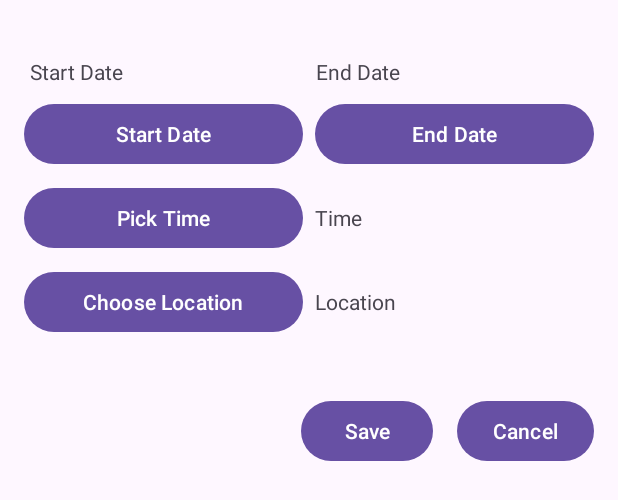
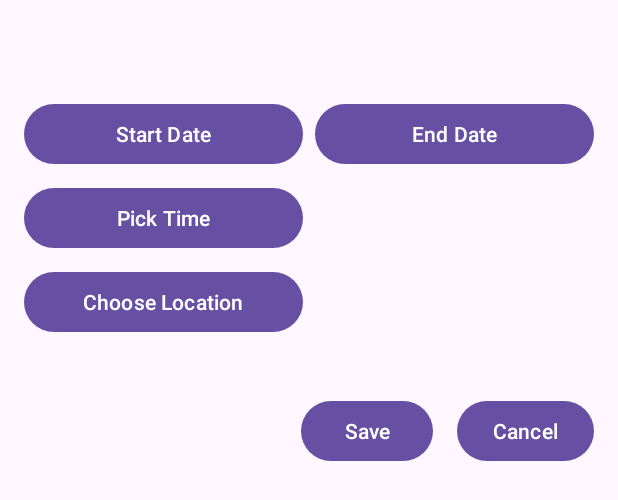
Before and after one commit to Rawan78/WeatherForecast, an Android app: the layout custom_dialog_alert_layout.xml on its own in the app's theme, with its tools: preview values and no code run, on a phone screen of 412 x 824 dp. Shown: the top 500 px of the screen. Run offline under Robolectric (Android 15) with nearby library versions, the phone set to English and light mode, and no system bars; network calls fail.

Commit message:
fix bugs in the alert

```diff
--- a/app/src/main/res/layout/activity_open_street_map.xml
+++ b/app/src/main/res/layout/activity_open_street_map.xml
@@ -30,7 +30,7 @@
         android:layout_height="wrap_content"
         android:layout_marginBottom="20dp"
         android:layout_marginEnd="20dp"
-        android:src="@drawable/add_icon"
+        android:src="@drawable/iconfavorite"
         android:contentDescription="add_icon"
         app:backgroundTint="@color/navyBlue"
         android:layout_alignParentBottom="true"
--- a/app/src/main/res/layout/custom_dialog_alert_layout.xml
+++ b/app/src/main/res/layout/custom_dialog_alert_layout.xml
@@ -16,7 +16,7 @@
             android:id="@+id/tv_start_date"
             android:layout_width="wrap_content"
             android:layout_height="wrap_content"
-            android:text="Start Date"
+            android:text=""
             android:layout_marginStart="20dp"
             android:layout_marginTop="8dp"
             android:layout_marginBottom="8dp"
@@ -26,7 +26,7 @@
             android:id="@+id/tv_end_date"
             android:layout_width="wrap_content"
             android:layout_height="wrap_content"
-            android:text="End Date"
+            android:text=""
             android:layout_marginEnd="16dp"
             android:layout_marginTop="8dp"
             android:layout_marginBottom="8dp"
@@ -78,7 +78,7 @@
             android:id="@+id/tv_time_for_alert"
             android:layout_width="0dp"
             android:layout_height="wrap_content"
-            android:text="Time"
+            android:text=""
             android:layout_marginEnd="16dp"
             android:layout_marginBottom="8dp"
             android:layout_weight="1" />
@@ -103,7 +103,7 @@
             android:id="@+id/tv_location_for_alert"
             android:layout_width="0dp"
             android:layout_height="wrap_content"
-            android:text="Location"
+            android:text=""
             android:layout_marginEnd="16dp"
             android:layout_marginBottom="8dp"
             android:layout_weight="1" />
--- a/app/src/main/res/layout/fragment_settings_screen.xml
+++ b/app/src/main/res/layout/fragment_settings_screen.xml
@@ -4,6 +4,7 @@
     xmlns:tools="http://schemas.android.com/tools"
     android:layout_width="match_parent"
     android:layout_height="match_parent"
+    android:layoutDirection="locale"
 
     tools:context=".Settings.view.SettingsScreenFragment">
 
```
Also changed, not shown: app/src/main/java/com/example/weatherforecast/AlertScreen/view/AlertsScreenFragment.kt (+11 -0 lines), app/src/main/java/com/example/weatherforecast/FavoriteScreen/view/FavoritesScreenFragment.kt (+11 -0 lines), app/src/main/java/com/example/weatherforecast/HomeScreen/view/HomeScreenFragment.kt (+5 -8 lines), app/src/main/java/com/example/weatherforecast/Settings/view/SettingsScreenFragment.kt (+19 -2 lines), 3 other files.
